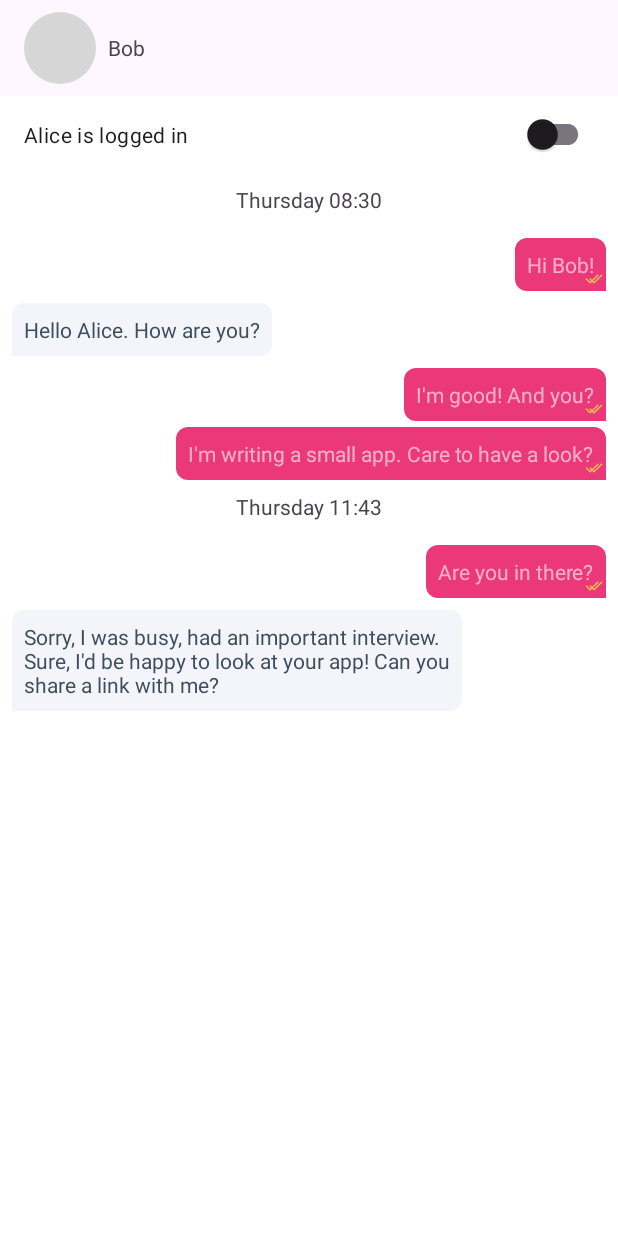
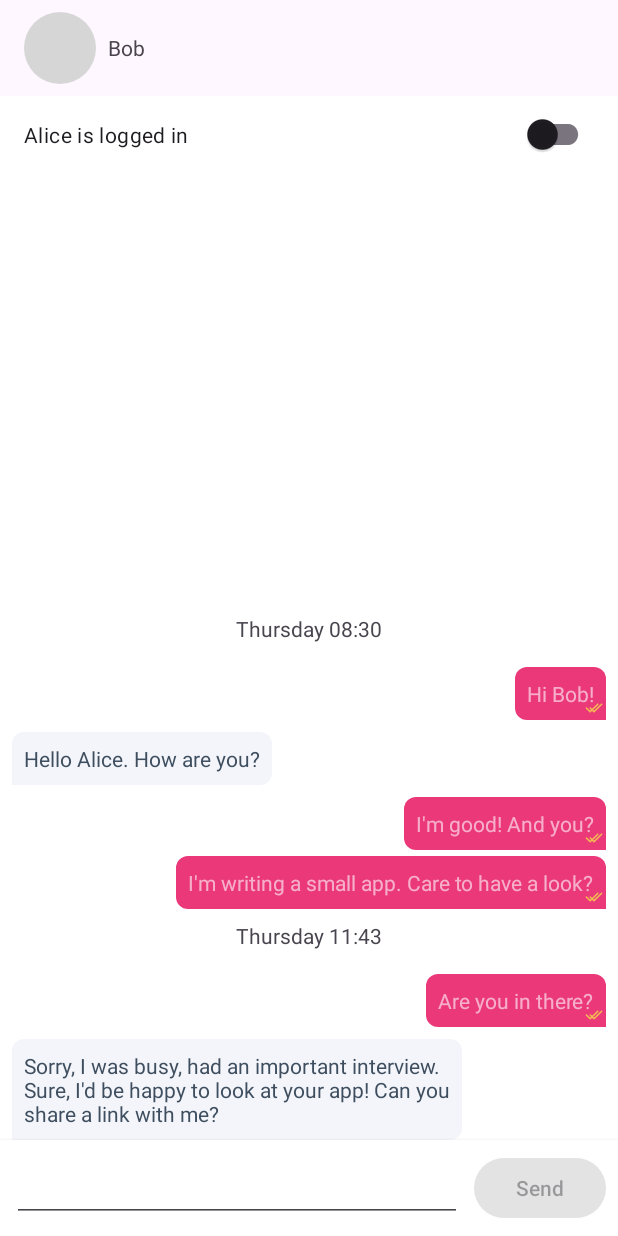
Before and after one commit to victoria-bax/SampleChatApp, an Android app: the screen it shows after launch (MainActivity), on a phone screen of 412 x 824 dp. Run offline under Robolectric (Android 15) with nearby library versions, the phone set to English and light mode, and no system bars; our stand-ins replace Dagger/Hilt's generated code, Timber.

Commit message:
Added sending new message (in memory only)

```diff
--- a/app/src/main/java/com/vicabax/samplechatapp/data/messages/HardcodedMessageRepository.kt
+++ b/app/src/main/java/com/vicabax/samplechatapp/data/messages/HardcodedMessageRepository.kt
@@ -5,19 +5,26 @@ import com.vicabax.samplechatapp.data.model.Message
 import com.vicabax.samplechatapp.data.model.User
 import com.vicabax.samplechatapp.data.repo.user.UserRepository
 import kotlinx.coroutines.flow.Flow
+import kotlinx.coroutines.flow.MutableStateFlow
 import kotlinx.coroutines.flow.first
-import kotlinx.coroutines.flow.flowOf
+import kotlinx.coroutines.flow.map
 import javax.inject.Inject
 
 class HardcodedMessageRepository @Inject constructor(
     private val userRepository: UserRepository
 ) :
     MessageRepository {
+
+    private val messages: MutableStateFlow<List<Message>> =
+        MutableStateFlow(HardcodedModels.messages)
+
     override suspend fun getMessagesForChatWith(user: User): Flow<List<Message>> {
         val loggedInUser = userRepository.getLoggedInUser().first()
-        return flowOf(HardcodedModels.messages.filter {
-            isChatBetween(it, loggedInUser, user)
-        }.sortedBy { it.time })
+        return messages.map { list ->
+            list.filter { message ->
+                isChatBetween(message, loggedInUser, user)
+            }.sortedBy { it.time }
+        }
     }
 
     private fun isChatBetween(message: Message, first: User, second: User): Boolean =
@@ -25,4 +32,8 @@ class HardcodedMessageRepository @Inject constructor(
             first to second, second to first -> true
             else -> false
         }
+
+    override fun addMessage(message: Message) {
+        messages.value = messages.value + message
+    }
 }
--- a/app/src/main/java/com/vicabax/samplechatapp/data/messages/MessageRepository.kt
+++ b/app/src/main/java/com/vicabax/samplechatapp/data/messages/MessageRepository.kt
@@ -6,4 +6,6 @@ import kotlinx.coroutines.flow.Flow
 
 interface MessageRepository {
     suspend fun getMessagesForChatWith(user: User): Flow<List<Message>>
+    fun addMessage(message: Message)
+
 }
--- a/app/src/main/java/com/vicabax/samplechatapp/ui/MainActivity.kt
+++ b/app/src/main/java/com/vicabax/samplechatapp/ui/MainActivity.kt
@@ -4,9 +4,11 @@ import android.os.Bundle
 import android.view.LayoutInflater
 import android.view.View
 import androidx.activity.viewModels
+import androidx.core.widget.addTextChangedListener
 import androidx.lifecycle.Lifecycle
 import androidx.lifecycle.lifecycleScope
 import androidx.lifecycle.repeatOnLifecycle
+import androidx.recyclerview.widget.RecyclerView
 import com.bumptech.glide.Glide
 import com.vicabax.samplechatapp.R
 import com.vicabax.samplechatapp.databinding.ActivityMainBinding
@@ -27,8 +29,16 @@ class MainActivity : BindingActivity<ActivityMainBinding>() {
     override fun onCreate(savedInstanceState: Bundle?) {
         super.onCreate(savedInstanceState)
         binding.messagesList.adapter = adapter
+        setScrollOnInsertedMessages()
         binding.userSelectionSwitch.setOnCheckedChangeListener { _, _ ->
             viewModel.switchUser()
+        }
+        binding.messageInput.addTextChangedListener { text ->
+            binding.buttonSend.isEnabled = !text.isNullOrEmpty()
+        }
+        binding.buttonSend.setOnClickListener {
+            viewModel.sendMessage(binding.messageInput.text.toString())
+            binding.messageInput.text.clear()
         }
         lifecycleScope.launch {
             repeatOnLifecycle(Lifecycle.State.CREATED) {
@@ -44,6 +54,15 @@ class MainActivity : BindingActivity<ActivityMainBinding>() {
                 }
             }
         }
+    }
+
+    private fun setScrollOnInsertedMessages() {
+        adapter.registerAdapterDataObserver(object :
+            RecyclerView.AdapterDataObserver() {
+            override fun onItemRangeInserted(positionStart: Int, itemCount: Int) {
+                binding.messagesList.scrollToPosition(positionStart + itemCount - 1)
+            }
+        })
     }
 
     private fun setLoaded(state: ChatScreenState.Loaded) {
@@ -66,6 +85,7 @@ class MainActivity : BindingActivity<ActivityMainBinding>() {
         }
         state.messages.let { messages ->
             adapter.submitList(messages)
+//            binding.messagesList.scrollToPosition(messages.size - 1);
         }
 
     }
--- a/app/src/main/java/com/vicabax/samplechatapp/ui/MessagesListViewModel.kt
+++ b/app/src/main/java/com/vicabax/samplechatapp/ui/MessagesListViewModel.kt
@@ -12,12 +12,16 @@ import com.vicabax.samplechatapp.ui.mapper.MessageUiModelMapper
 import com.vicabax.samplechatapp.ui.model.MessageUiModel
 import dagger.hilt.android.lifecycle.HiltViewModel
 import kotlinx.coroutines.Dispatchers
+import kotlinx.coroutines.FlowPreview
 import kotlinx.coroutines.flow.MutableStateFlow
 import kotlinx.coroutines.flow.asStateFlow
+import kotlinx.coroutines.flow.flatMapMerge
+import kotlinx.coroutines.flow.map
 import kotlinx.coroutines.launch
-import timber.log.Timber
+import java.time.LocalDateTime
 import javax.inject.Inject
 
+@OptIn(FlowPreview::class)
 @HiltViewModel
 class MessagesListViewModel @Inject constructor(
     private val usersRepository: UserRepository,
@@ -32,24 +36,27 @@ class MessagesListViewModel @Inject constructor(
     init {
         viewModelScope.launch(Dispatchers.IO) {
             usersRepository.getLoggedInUser()
-                .collect { loggedInUser ->
-                    val friend: User? = when (loggedInUser) {
+                .map { loggedInUser ->
+                    val friend: User = when (loggedInUser) {
                         ALICE -> BOB
                         BOB -> ALICE
                         else -> {
-                            Timber.e("Unknown user: $loggedInUser")
-                            null
+                            error("Unknown user: $loggedInUser")
                         }
                     }
-                    friend?.let { user ->
-                        messageRepository.getMessagesForChatWith(user)
-                            .collect { list ->
+                    loggedInUser to friend
+                }.flatMapMerge { (loggedInUser, friend) ->
+                    messageRepository.getMessagesForChatWith(friend)
+                        .map { messages ->
+                            Triple(loggedInUser, friend, messages)
+                        }
+                }.collect { (loggedInUser, friend, messages) ->
                     _state.value =
                         ChatScreenState.Loaded(
-                                        messages = list.flatMapIndexed { index: Int, message: Message ->
+                            messages = messages.flatMapIndexed { index: Int, message: Message ->
                                 messageMapper.map(
                                     message,
-                                                list.getOrNull(index - 1),
+                                    messages.getOrNull(index - 1),
                                     loggedInUser
                                 )
                             },
@@ -58,14 +65,27 @@ class MessagesListViewModel @Inject constructor(
                         )
                 }
         }
-
-                }
-        }
     }
 
     fun switchUser() {
         viewModelScope.launch(Dispatchers.IO) {
             usersRepository.switchLoggedInUser()
+        }
+    }
+
+    fun sendMessage(text: String) {
+        val state = state.value as? ChatScreenState.Loaded
+        if (state != null) {
+            messageRepository.addMessage(
+                Message(
+                    text = text,
+                    from = state.loggedUser,
+                    to = state.friend,
+                    time = LocalDateTime.now()
+                )
+            )
+        } else {
+            //todo show some error, and make button disabled on other states
         }
     }
 
--- a/app/src/main/res/layout/activity_main.xml
+++ b/app/src/main/res/layout/activity_main.xml
@@ -20,8 +20,8 @@
                 android:id="@+id/user_icon"
                 android:layout_width="@dimen/message_user_icon_size"
                 android:layout_height="48dp"
-                tools:src="@tools:sample/backgrounds/scenic"
-                android:contentDescription="@string/message_list_user_avatar_content_description" />
+                android:contentDescription="@string/message_list_user_avatar_content_description"
+                tools:src="@tools:sample/backgrounds/scenic" />
 
             <TextView
                 android:id="@+id/user_name"
@@ -53,11 +53,45 @@
             android:layout_width="0dp"
             android:layout_height="0dp"
             app:layoutManager="androidx.recyclerview.widget.LinearLayoutManager"
-            app:layout_constraintBottom_toBottomOf="parent"
+            app:layout_constraintBottom_toTopOf="@id/message_input_container"
             app:layout_constraintEnd_toEndOf="parent"
             app:layout_constraintStart_toStartOf="parent"
             app:layout_constraintTop_toBottomOf="@id/user_selection_switch"
+            app:stackFromEnd="true"
             tools:listitem="@layout/message_item_incoming" />
+
+        <androidx.constraintlayout.widget.ConstraintLayout
+            android:id="@+id/message_input_container"
+            android:layout_width="0dp"
+            android:layout_height="wrap_content"
+            android:background="@color/white"
+            android:elevation="4dp"
+            android:gravity="end"
+            app:layout_constraintBottom_toBottomOf="parent"
+            app:layout_constraintEnd_toEndOf="parent"
+            app:layout_constraintStart_toStartOf="parent">
+
+            <EditText
+                android:id="@+id/message_input"
+                android:layout_width="0dp"
+                android:layout_height="wrap_content"
+                android:layout_margin="@dimen/padding_medium"
+                app:layout_constraintBottom_toBottomOf="parent"
+                app:layout_constraintEnd_toStartOf="@id/button_send"
+                app:layout_constraintStart_toStartOf="parent"
+                app:layout_constraintTop_toTopOf="parent" />
+
+            <Button
+                android:id="@+id/button_send"
+                android:layout_width="wrap_content"
+                android:layout_height="wrap_content"
+                android:layout_margin="@dimen/padding_medium"
+                android:enabled="false"
+                android:text="@string/btn_send"
+                app:layout_constraintBottom_toBottomOf="parent"
+                app:layout_constraintEnd_toEndOf="parent"
+                app:layout_constraintTop_toTopOf="parent" />
+        </androidx.constraintlayout.widget.ConstraintLayout>
 
     </androidx.constraintlayout.widget.ConstraintLayout>
 
--- a/app/src/main/res/values/strings.xml
+++ b/app/src/main/res/values/strings.xml
@@ -9,5 +9,6 @@
 <!--    Content descriptions-->
     <string name="message_outgoing_status_description">Message send status</string>
     <string name="message_list_user_avatar_content_description">User avatar</string>
+    <string name="btn_send">Send</string>
 
 </resources>
```
Lines whose indentation alone changed are shown as unchanged.
